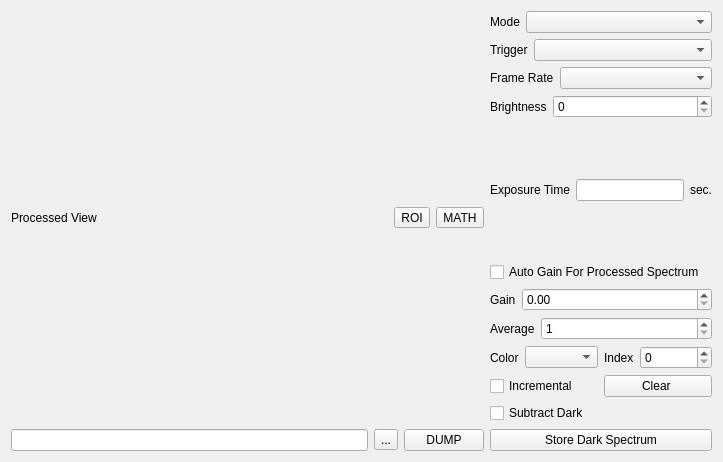
This is modules/optics/core/digitalcameraform.ui in northriv/KAME as Qt 5 draws it before an edit. The edited form follows.
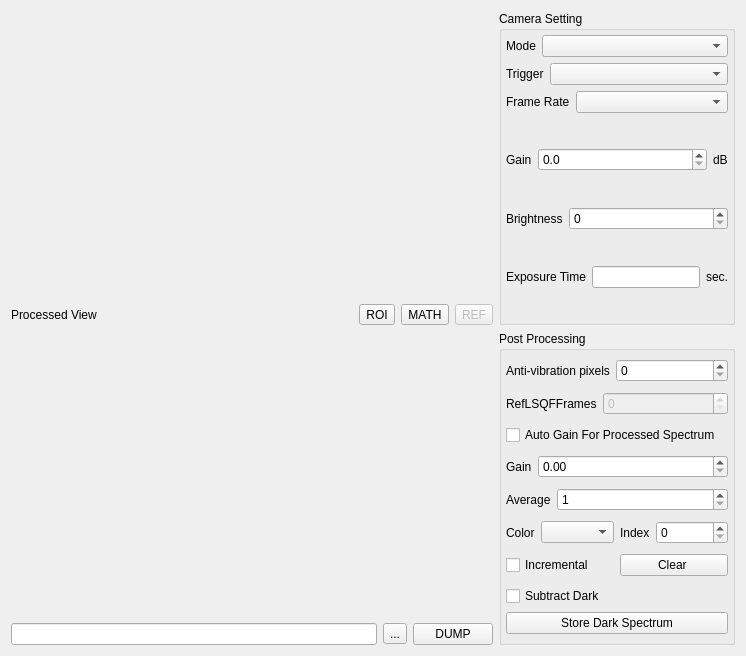
This is the edited form. Custom widgets are drawn as their Qt base class.

```diff
--- a/modules/optics/core/digitalcameraform.ui
+++ b/modules/optics/core/digitalcameraform.ui
@@ -6,16 +6,16 @@
    <rect>
     <x>0</x>
     <y>0</y>
-    <width>723</width>
-    <height>462</height>
+    <width>746</width>
+    <height>656</height>
    </rect>
   </property>
   <property name="windowTitle">
    <string>Network Analyzer Control</string>
   </property>
   <widget class="QWidget" name="widget">
-   <layout class="QHBoxLayout" name="horizontalLayout_10">
-    <item>
+   <layout class="QGridLayout" name="gridLayout">
+    <item row="0" column="0" rowspan="2">
      <layout class="QVBoxLayout" name="verticalLayout_2">
       <item>
        <layout class="QVBoxLayout" name="_6">
@@ -76,6 +76,16 @@
           </property>
          </widget>
         </item>
+        <item>
+         <widget class="QToolButton" name="m_tbRefObjMenu">
+          <property name="enabled">
+           <bool>false</bool>
+          </property>
+          <property name="text">
+           <string>REF</string>
+          </property>
+         </widget>
+        </item>
        </layout>
       </item>
       <item>
@@ -120,35 +130,28 @@
       </item>
      </layout>
     </item>
-    <item>
-     <layout class="QVBoxLayout" name="verticalLayout_3">
-      <item>
-       <layout class="QHBoxLayout" name="horizontalLayout">
-        <item>
-         <widget class="QLabel" name="textLabel1_2_5_3_3_5">
-          <property name="sizePolicy">
-           <sizepolicy hsizetype="Fixed" vsizetype="Preferred">
-            <horstretch>0</horstretch>
-            <verstretch>0</verstretch>
-           </sizepolicy>
-          </property>
-          <property name="text">
-           <string>Mode</string>
-          </property>
-          <property name="wordWrap">
-           <bool>false</bool>
-          </property>
-         </widget>
-        </item>
+    <item row="1" column="1">
+     <widget class="QGroupBox" name="groupBox_2">
+      <property name="title">
+       <string>Post Processing</string>
+      </property>
+      <layout class="QVBoxLayout" name="verticalLayout_4">
+       <property name="leftMargin">
+        <number>4</number>
+       </property>
+       <property name="topMargin">
+        <number>4</number>
+       </property>
+       <property name="rightMargin">
+        <number>4</number>
+       </property>
+       <property name="bottomMargin">
+        <number>4</number>
+       </property>
         <item>
-         <widget class="QComboBox" name="m_cmbVideomode"/>
-        </item>
-       </layout>
-      </item>
+        <layout class="QHBoxLayout" name="_3">
       <item>
-       <layout class="QHBoxLayout" name="horizontalLayout_6">
-        <item>
-         <widget class="QLabel" name="textLabel1_2_5_3_3_10">
+          <widget class="QLabel" name="textLabel1_2_5_3_3_7">
           <property name="sizePolicy">
            <sizepolicy hsizetype="Fixed" vsizetype="Preferred">
             <horstretch>0</horstretch>
@@ -156,7 +159,7 @@
            </sizepolicy>
           </property>
           <property name="text">
-           <string>Trigger</string>
+            <string>Anti-vibration pixels</string>
           </property>
           <property name="wordWrap">
            <bool>false</bool>
@@ -164,37 +167,21 @@
          </widget>
         </item>
         <item>
-         <widget class="QComboBox" name="m_cmbTrigger"/>
-        </item>
-       </layout>
-      </item>
-      <item>
-       <layout class="QHBoxLayout" name="horizontalLayout_2">
-        <item>
-         <widget class="QLabel" name="textLabel1_2_5_3_3_8">
-          <property name="sizePolicy">
-           <sizepolicy hsizetype="Fixed" vsizetype="Preferred">
-            <horstretch>0</horstretch>
-            <verstretch>0</verstretch>
-           </sizepolicy>
-          </property>
-          <property name="text">
-           <string>Frame Rate</string>
-          </property>
-          <property name="wordWrap">
-           <bool>false</bool>
-          </property>
-         </widget>
-        </item>
-        <item>
-         <widget class="QComboBox" name="m_cmbFrameRate"/>
-        </item>
+          <widget class="QSpinBox" name="m_spbAntiVibrationPixels">
+           <property name="minimum">
+            <number>0</number>
+           </property>
+           <property name="maximum">
+            <number>16</number>
+           </property>
+          </widget>
+         </item>
        </layout>
       </item>
       <item>
-       <layout class="QHBoxLayout" name="_2">
+        <layout class="QHBoxLayout" name="_4">
         <item>
-         <widget class="QLabel" name="textLabel1_2_5_3_3_6">
+          <widget class="QLabel" name="textLabel1_2_5_3_3_15">
           <property name="sizePolicy">
            <sizepolicy hsizetype="Fixed" vsizetype="Preferred">
             <horstretch>0</horstretch>
@@ -202,7 +189,7 @@
            </sizepolicy>
           </property>
           <property name="text">
-           <string>Brightness</string>
+            <string>RefLSQFFrames</string>
           </property>
           <property name="wordWrap">
            <bool>false</bool>
@@ -210,7 +197,10 @@
          </widget>
         </item>
         <item>
-         <widget class="QSpinBox" name="m_spbBrightness">
+          <widget class="QSpinBox" name="m_spbRefIntensFramesForLSQF">
+           <property name="enabled">
+            <bool>false</bool>
+           </property>
           <property name="minimum">
            <number>0</number>
           </property>
@@ -221,58 +211,6 @@
         </item>
        </layout>
       </item>
-      <item>
-       <layout class="QHBoxLayout" name="horizontalLayout_4">
-        <item>
-         <widget class="QLabel" name="textLabel1_2_5_3_3_3">
-          <property name="sizePolicy">
-           <sizepolicy hsizetype="Fixed" vsizetype="Preferred">
-            <horstretch>0</horstretch>
-            <verstretch>0</verstretch>
-           </sizepolicy>
-          </property>
-          <property name="text">
-           <string>Exposure Time</string>
-          </property>
-          <property name="wordWrap">
-           <bool>false</bool>
-          </property>
-         </widget>
-        </item>
-        <item>
-         <widget class="QLineEdit" name="m_edExposure">
-          <property name="sizePolicy">
-           <sizepolicy hsizetype="Preferred" vsizetype="Fixed">
-            <horstretch>0</horstretch>
-            <verstretch>0</verstretch>
-           </sizepolicy>
-          </property>
-          <property name="minimumSize">
-           <size>
-            <width>40</width>
-            <height>0</height>
-           </size>
-          </property>
-         </widget>
-        </item>
-        <item>
-         <widget class="QLabel" name="textLabel1_2_5_3_3_4">
-          <property name="sizePolicy">
-           <sizepolicy hsizetype="Fixed" vsizetype="Preferred">
-            <horstretch>0</horstretch>
-            <verstretch>0</verstretch>
-           </sizepolicy>
-          </property>
-          <property name="text">
-           <string>sec.</string>
-          </property>
-          <property name="wordWrap">
-           <bool>false</bool>
-          </property>
-         </widget>
-        </item>
-       </layout>
-      </item>
       <item>
        <widget class="QCheckBox" name="m_ckbAutoGainProcessed">
         <property name="text">
@@ -423,6 +361,225 @@
        </layout>
       </item>
      </layout>
+     </widget>
+    </item>
+    <item row="0" column="1">
+     <widget class="QGroupBox" name="groupBox">
+      <property name="title">
+       <string>Camera Setting</string>
+      </property>
+      <layout class="QVBoxLayout" name="verticalLayout_3">
+       <property name="leftMargin">
+        <number>4</number>
+       </property>
+       <property name="topMargin">
+        <number>4</number>
+       </property>
+       <property name="rightMargin">
+        <number>4</number>
+       </property>
+       <property name="bottomMargin">
+        <number>4</number>
+       </property>
+       <item>
+        <layout class="QHBoxLayout" name="horizontalLayout">
+         <item>
+          <widget class="QLabel" name="textLabel1_2_5_3_3_5">
+           <property name="sizePolicy">
+            <sizepolicy hsizetype="Fixed" vsizetype="Preferred">
+             <horstretch>0</horstretch>
+             <verstretch>0</verstretch>
+            </sizepolicy>
+           </property>
+           <property name="text">
+            <string>Mode</string>
+           </property>
+           <property name="wordWrap">
+            <bool>false</bool>
+           </property>
+          </widget>
+         </item>
+         <item>
+          <widget class="QComboBox" name="m_cmbVideomode"/>
+         </item>
+        </layout>
+       </item>
+       <item>
+        <layout class="QHBoxLayout" name="horizontalLayout_6">
+         <item>
+          <widget class="QLabel" name="textLabel1_2_5_3_3_10">
+           <property name="sizePolicy">
+            <sizepolicy hsizetype="Fixed" vsizetype="Preferred">
+             <horstretch>0</horstretch>
+             <verstretch>0</verstretch>
+            </sizepolicy>
+           </property>
+           <property name="text">
+            <string>Trigger</string>
+           </property>
+           <property name="wordWrap">
+            <bool>false</bool>
+           </property>
+          </widget>
+         </item>
+         <item>
+          <widget class="QComboBox" name="m_cmbTrigger"/>
+         </item>
+        </layout>
+       </item>
+       <item>
+        <layout class="QHBoxLayout" name="horizontalLayout_2">
+         <item>
+          <widget class="QLabel" name="textLabel1_2_5_3_3_8">
+           <property name="sizePolicy">
+            <sizepolicy hsizetype="Fixed" vsizetype="Preferred">
+             <horstretch>0</horstretch>
+             <verstretch>0</verstretch>
+            </sizepolicy>
+           </property>
+           <property name="text">
+            <string>Frame Rate</string>
+           </property>
+           <property name="wordWrap">
+            <bool>false</bool>
+           </property>
+          </widget>
+         </item>
+         <item>
+          <widget class="QComboBox" name="m_cmbFrameRate"/>
+         </item>
+        </layout>
+       </item>
+       <item>
+        <layout class="QHBoxLayout" name="horizontalLayout_10">
+         <item>
+          <widget class="QLabel" name="textLabel1_2_5_3_3_14">
+           <property name="sizePolicy">
+            <sizepolicy hsizetype="Fixed" vsizetype="Preferred">
+             <horstretch>0</horstretch>
+             <verstretch>0</verstretch>
+            </sizepolicy>
+           </property>
+           <property name="text">
+            <string>Gain</string>
+           </property>
+           <property name="wordWrap">
+            <bool>false</bool>
+           </property>
+          </widget>
+         </item>
+         <item>
+          <widget class="QDoubleSpinBox" name="m_dblCameraGain">
+           <property name="decimals">
+            <number>1</number>
+           </property>
+           <property name="maximum">
+            <double>20.000000000000000</double>
+           </property>
+          </widget>
+         </item>
+         <item>
+          <widget class="QLabel" name="textLabel1_2_5_3_3_16">
+           <property name="sizePolicy">
+            <sizepolicy hsizetype="Fixed" vsizetype="Preferred">
+             <horstretch>0</horstretch>
+             <verstretch>0</verstretch>
+            </sizepolicy>
+           </property>
+           <property name="text">
+            <string>dB</string>
+           </property>
+           <property name="wordWrap">
+            <bool>false</bool>
+           </property>
+          </widget>
+         </item>
+        </layout>
+       </item>
+       <item>
+        <layout class="QHBoxLayout" name="_2">
+         <item>
+          <widget class="QLabel" name="textLabel1_2_5_3_3_6">
+           <property name="sizePolicy">
+            <sizepolicy hsizetype="Fixed" vsizetype="Preferred">
+             <horstretch>0</horstretch>
+             <verstretch>0</verstretch>
+            </sizepolicy>
+           </property>
+           <property name="text">
+            <string>Brightness</string>
+           </property>
+           <property name="wordWrap">
+            <bool>false</bool>
+           </property>
+          </widget>
+         </item>
+         <item>
+          <widget class="QSpinBox" name="m_spbBrightness">
+           <property name="minimum">
+            <number>0</number>
+           </property>
+           <property name="maximum">
+            <number>1000</number>
+           </property>
+          </widget>
+         </item>
+        </layout>
+       </item>
+       <item>
+        <layout class="QHBoxLayout" name="horizontalLayout_4">
+         <item>
+          <widget class="QLabel" name="textLabel1_2_5_3_3_3">
+           <property name="sizePolicy">
+            <sizepolicy hsizetype="Fixed" vsizetype="Preferred">
+             <horstretch>0</horstretch>
+             <verstretch>0</verstretch>
+            </sizepolicy>
+           </property>
+           <property name="text">
+            <string>Exposure Time</string>
+           </property>
+           <property name="wordWrap">
+            <bool>false</bool>
+           </property>
+          </widget>
+         </item>
+         <item>
+          <widget class="QLineEdit" name="m_edExposure">
+           <property name="sizePolicy">
+            <sizepolicy hsizetype="Preferred" vsizetype="Fixed">
+             <horstretch>0</horstretch>
+             <verstretch>0</verstretch>
+            </sizepolicy>
+           </property>
+           <property name="minimumSize">
+            <size>
+             <width>40</width>
+             <height>0</height>
+            </size>
+           </property>
+          </widget>
+         </item>
+         <item>
+          <widget class="QLabel" name="textLabel1_2_5_3_3_4">
+           <property name="sizePolicy">
+            <sizepolicy hsizetype="Fixed" vsizetype="Preferred">
+             <horstretch>0</horstretch>
+             <verstretch>0</verstretch>
+            </sizepolicy>
+           </property>
+           <property name="text">
+            <string>sec.</string>
+           </property>
+           <property name="wordWrap">
+            <bool>false</bool>
+           </property>
+          </widget>
+         </item>
+        </layout>
+       </item>
+      </layout>
+     </widget>
     </item>
    </layout>
   </widget>
```
Lines whose indentation alone changed are shown as unchanged.
